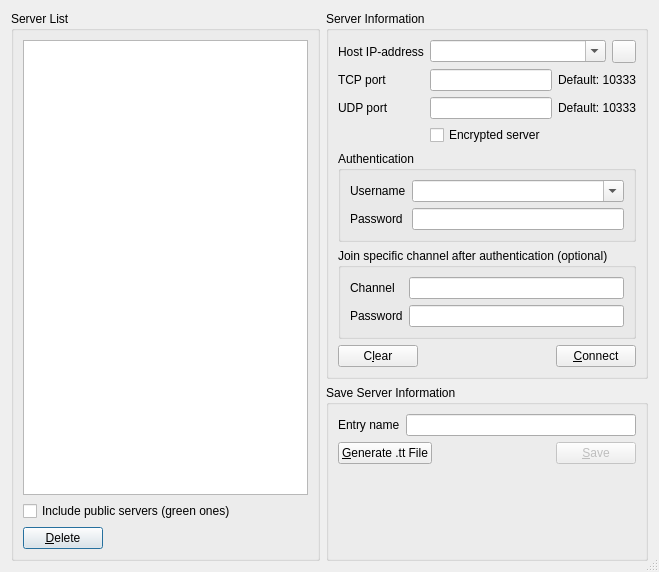
The window that Client/qtTeamTalk/serverlist.ui (BearWare/TeamTalk5) describes before a commit, drawn with Qt 5.
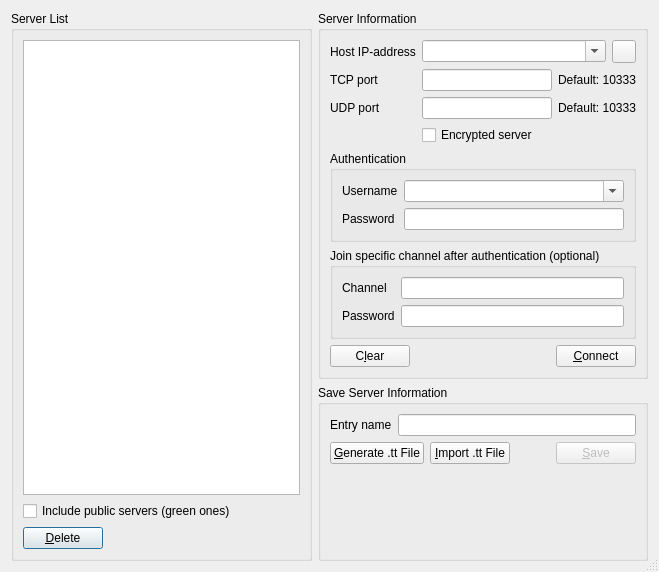
The same window after the commit. Icons and pictures are not drawn.

Commit message: Import .tt file button on servers list

The edit to the form file:
```diff
--- a/Client/qtTeamTalk/serverlist.ui
+++ b/Client/qtTeamTalk/serverlist.ui
@@ -330,6 +330,13 @@
             </property>
            </widget>
           </item>
+          <item>
+           <widget class="QPushButton" name="impttButton">
+            <property name="text">
+             <string>&amp;Import .tt File</string>
+            </property>
+           </widget>
+          </item>
           <item>
            <spacer name="horizontalSpacer_2">
             <property name="orientation">
```
Left out of the diff: 1 changed line with no effect on the pictures. The commit also changes 24 other files.
